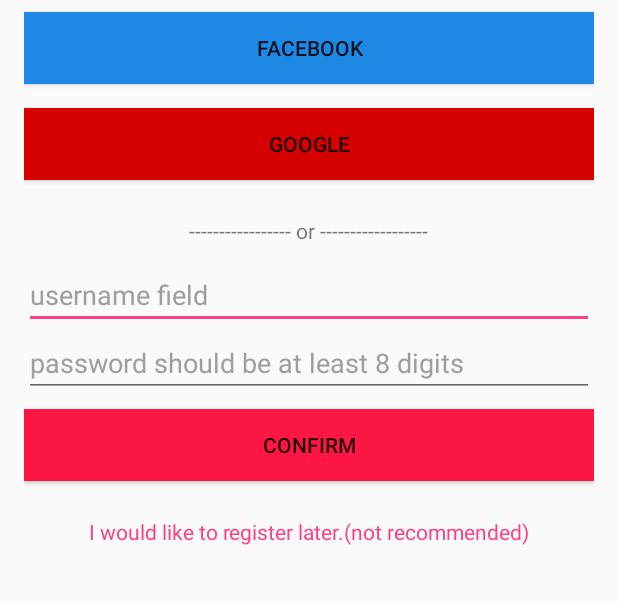
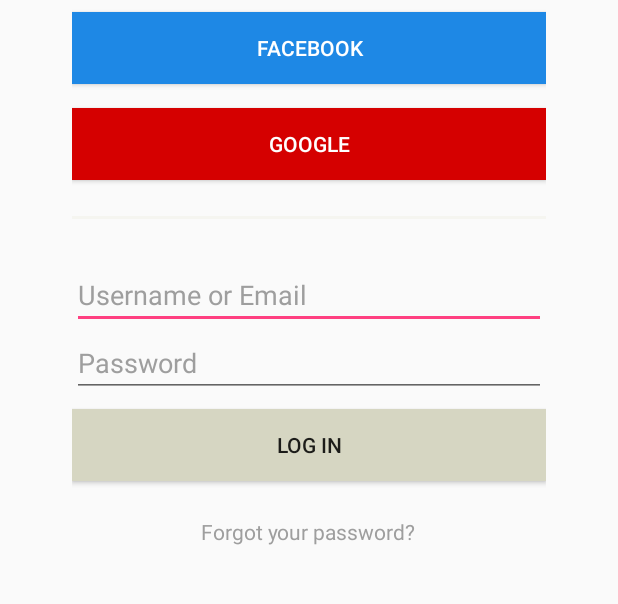
Before and after one commit to MinghuaJiang/VMarketPlace, an Android app: the screen it shows after launch (LoginActivity), on a phone screen of 412 x 824 dp, the part 270-874 px from its top. Run offline under Robolectric (Android 15) with nearby library versions, the phone set to English and light mode, and no system bars.

Commit message:
modify login page

```diff
--- a/app/src/main/res/layout/login.xml
+++ b/app/src/main/res/layout/login.xml
@@ -2,8 +2,8 @@
 <RelativeLayout xmlns:android="http://schemas.android.com/apk/res/android"
     android:layout_width="match_parent"
     android:layout_height="match_parent"
-    android:paddingLeft="@dimen/activity_horizontal_margin"
-    android:paddingRight="@dimen/activity_horizontal_margin"
+    android:paddingLeft="@dimen/login_margin"
+    android:paddingRight="@dimen/login_margin"
     android:paddingTop="@dimen/activity_vertical_margin"
     android:paddingBottom="@dimen/activity_vertical_margin">
 
@@ -19,6 +19,7 @@
         android:layout_width="wrap_content"
         android:layout_height="wrap_content"
         android:text="@string/login_with_facebook"
+        android:textColor="@color/tan_background"
         android:background="@color/facebook_button"
         android:id="@+id/facebook_login"
         android:layout_marginTop="8dp"
@@ -32,6 +33,7 @@
         android:layout_width="wrap_content"
         android:layout_height="wrap_content"
         android:text="@string/login_with_google"
+        android:textColor="@color/tan_background"
         android:background="@color/google_button"
         android:id="@+id/google_login"
         android:layout_marginTop="8dp"
@@ -42,9 +44,9 @@
         android:layout_alignParentEnd="true"/>
 
     <TextView
-        android:text="@string/login_methods_seperator"
-        android:layout_width="wrap_content"
-        android:layout_height="wrap_content"
+        android:layout_width="match_parent"
+        android:layout_height="2dp"
+        android:background="@color/seperator"
         android:layout_marginTop="16dp"
         android:layout_marginBottom="16dp"
         android:layout_below="@+id/google_login"
@@ -90,7 +92,7 @@
     <TextView
         android:id="@+id/register_later"
         android:text="@string/register_later"
-        android:textColor="@color/colorAccent"
+        android:textColor="@color/hint_color"
         android:clickable="true"
         android:focusable="true"
         android:onClick="proceed_anyway"
--- a/app/src/main/res/values/colors.xml
+++ b/app/src/main/res/values/colors.xml
@@ -7,7 +7,7 @@
     <color name="facebook_button">#1e88e5</color>
     <color name="hint_color">#9e9e9e</color>
     <color name="google_button">#d50000</color>
-    <color name="confirm_button">#ff1744</color>
+    <color name="confirm_button">#d6d6c2</color>
     <color name="seperator">#f5f5f0</color>
     <color name="click">#ebebe0</color>
     <color name="count">#7a7a52</color>
--- a/app/src/main/res/values/dimens.xml
+++ b/app/src/main/res/values/dimens.xml
@@ -3,6 +3,7 @@
     <dimen name="list_item_height">48dp</dimen>
     <dimen name="list_item_height_large">120dp</dimen>
     <dimen name="seperator_height">12dp</dimen>
+    <dimen name="login_margin">48dp</dimen>
     <!-- Default screen margins, per the Android Design guidelines. -->
     <dimen name="activity_horizontal_margin">16dp</dimen>
     <dimen name="activity_vertical_margin">16dp</dimen>
--- a/app/src/main/res/values/strings.xml
+++ b/app/src/main/res/values/strings.xml
@@ -8,9 +8,9 @@
     <string name="login_with_facebook">Facebook</string>
     <string name="login_with_google">Google</string>
     <string name="login_methods_seperator">----------------- or ------------------</string>
-    <string name="hint_username">username field</string>
-    <string name="hint_password">password should be at least 8 digits</string>
-    <string name="confirm_button">Confirm</string>
-    <string name="register_later">I would like to register later.(not recommended)</string>
+    <string name="hint_username">Username or Email</string>
+    <string name="hint_password">Password</string>
+    <string name="confirm_button">Log in</string>
+    <string name="register_later">Forgot your password?</string>
     <string name="click"><![CDATA[>]]></string>
 </resources>
```
